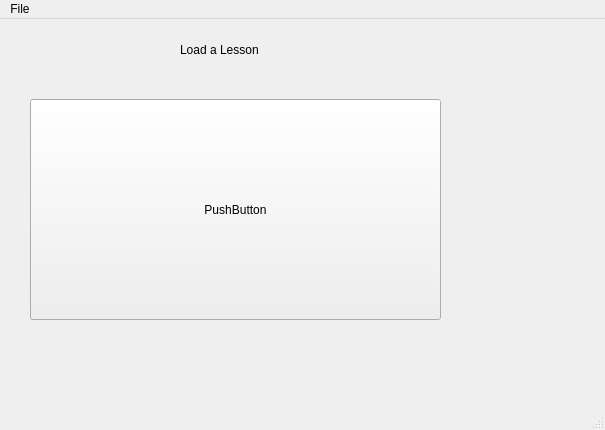
Old version of the form mainwindow.ui in the repository jubalh/daoshi.
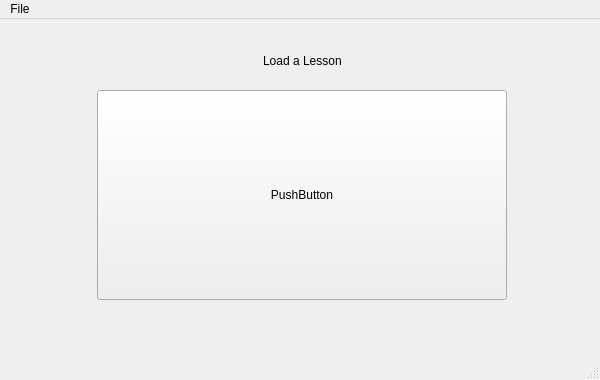
New version of the form. The open tabs and pages were chosen to show the change.

Commit message:
Add layout to pgOpenLesson
Order spaces, the "Load a Lesson" label and the button displaying the
load icon.

What changed in the file:
```diff
--- a/mainwindow.ui
+++ b/mainwindow.ui
@@ -6,36 +6,66 @@
    <rect>
     <x>0</x>
     <y>0</y>
-    <width>605</width>
-    <height>430</height>
+    <width>600</width>
+    <height>380</height>
    </rect>
   </property>
   <property name="windowTitle">
    <string>Daoshi</string>
   </property>
   <widget class="QWidget" name="centralWidget">
+   <layout class="QHBoxLayout" name="horizontalLayout_2">
+    <item>
    <widget class="QStackedWidget" name="stackedWidget">
-    <property name="geometry">
-     <rect>
-      <x>10</x>
-      <y>10</y>
-      <width>571</width>
-      <height>341</height>
-     </rect>
-    </property>
     <property name="currentIndex">
      <number>1</number>
     </property>
     <widget class="QWidget" name="pgOpenLesson">
+       <widget class="QWidget" name="">
+        <property name="geometry">
+         <rect>
+          <x>0</x>
+          <y>10</y>
+          <width>581</width>
+          <height>271</height>
+         </rect>
+        </property>
+        <layout class="QHBoxLayout" name="horizontalLayout_3">
+         <property name="sizeConstraint">
+          <enum>QLayout::SetMaximumSize</enum>
+         </property>
+         <item>
+          <spacer name="horizontalSpacer_3">
+           <property name="orientation">
+            <enum>Qt::Horizontal</enum>
+           </property>
+           <property name="sizeHint" stdset="0">
+            <size>
+             <width>70</width>
+             <height>20</height>
+            </size>
+           </property>
+          </spacer>
+         </item>
+         <item>
+          <layout class="QVBoxLayout" name="verticalLayout">
+           <item>
+            <layout class="QHBoxLayout" name="horizontalLayout">
+             <item>
+              <spacer name="horizontalSpacer">
+               <property name="orientation">
+                <enum>Qt::Horizontal</enum>
+               </property>
+               <property name="sizeHint" stdset="0">
+                <size>
+                 <width>40</width>
+                 <height>20</height>
+                </size>
+               </property>
+              </spacer>
+             </item>
+             <item>
      <widget class="QLabel" name="displayLabel">
-      <property name="geometry">
-       <rect>
-        <x>170</x>
-        <y>10</y>
-        <width>111</width>
-        <height>21</height>
-       </rect>
-      </property>
       <property name="sizePolicy">
        <sizepolicy hsizetype="Maximum" vsizetype="Maximum">
         <horstretch>0</horstretch>
@@ -46,19 +76,65 @@
        <string>Load a Lesson</string>
       </property>
      </widget>
+             </item>
+             <item>
+              <spacer name="horizontalSpacer_2">
+               <property name="orientation">
+                <enum>Qt::Horizontal</enum>
+               </property>
+               <property name="sizeHint" stdset="0">
+                <size>
+                 <width>40</width>
+                 <height>20</height>
+                </size>
+               </property>
+              </spacer>
+             </item>
+            </layout>
+           </item>
+           <item>
+            <spacer name="verticalSpacer">
+             <property name="orientation">
+              <enum>Qt::Vertical</enum>
+             </property>
+             <property name="sizeHint" stdset="0">
+              <size>
+               <width>20</width>
+               <height>40</height>
+              </size>
+             </property>
+            </spacer>
+           </item>
+           <item>
      <widget class="QPushButton" name="pushButton">
-      <property name="geometry">
-       <rect>
-        <x>20</x>
-        <y>70</y>
-        <width>411</width>
-        <height>221</height>
-       </rect>
+             <property name="minimumSize">
+              <size>
+               <width>410</width>
+               <height>210</height>
+              </size>
       </property>
       <property name="text">
        <string>PushButton</string>
       </property>
      </widget>
+           </item>
+          </layout>
+         </item>
+         <item>
+          <spacer name="horizontalSpacer_4">
+           <property name="orientation">
+            <enum>Qt::Horizontal</enum>
+           </property>
+           <property name="sizeHint" stdset="0">
+            <size>
+             <width>70</width>
+             <height>20</height>
+            </size>
+           </property>
+          </spacer>
+         </item>
+        </layout>
+       </widget>
     </widget>
     <widget class="QWidget" name="pgDisplayLesson">
      <widget class="QLabel" name="lblTranslation">
@@ -102,13 +178,15 @@
      </widget>
     </widget>
    </widget>
+    </item>
+   </layout>
   </widget>
   <widget class="QMenuBar" name="menuBar">
    <property name="geometry">
     <rect>
      <x>0</x>
      <y>0</y>
-     <width>605</width>
+     <width>600</width>
      <height>26</height>
     </rect>
    </property>
```
Left out of the diff: 2 changed lines with no effect on the pictures. Lines whose indentation alone changed are shown as unchanged.
